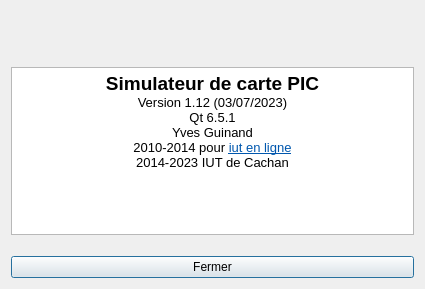
Before: the Qt Designer form apropos.ui in YGuinand/EspSimu, drawn with Qt 5.
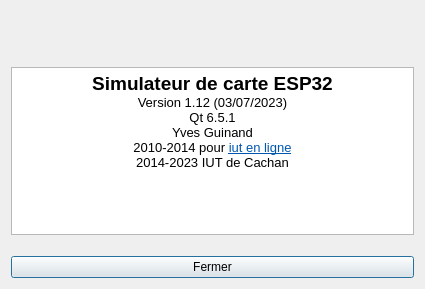
After: the same form once the commit is applied. Icons and pictures are not drawn.

```diff
--- a/apropos.ui
+++ b/apropos.ui
@@ -129,7 +129,7 @@
 li.unchecked::marker { content: &quot;\2610&quot;; }
 li.checked::marker { content: &quot;\2612&quot;; }
 &lt;/style&gt;&lt;/head&gt;&lt;body style=&quot; font-family:'Noto Sans'; font-size:10pt; font-weight:400; font-style:normal;&quot;&gt;
-&lt;p align=&quot;center&quot; style=&quot; margin-top:0px; margin-bottom:0px; margin-left:0px; margin-right:0px; -qt-block-indent:0; text-indent:0px;&quot;&gt;&lt;span style=&quot; font-family:'Sans Serif'; font-size:14pt; font-weight:600;&quot;&gt;Simulateur de carte PIC&lt;/span&gt;&lt;/p&gt;
+&lt;p align=&quot;center&quot; style=&quot; margin-top:0px; margin-bottom:0px; margin-left:0px; margin-right:0px; -qt-block-indent:0; text-indent:0px;&quot;&gt;&lt;span style=&quot; font-family:'Sans Serif'; font-size:14pt; font-weight:600;&quot;&gt;Simulateur de carte ESP32&lt;/span&gt;&lt;/p&gt;
 &lt;p align=&quot;center&quot; style=&quot; margin-top:0px; margin-bottom:0px; margin-left:0px; margin-right:0px; -qt-block-indent:0; text-indent:0px;&quot;&gt;&lt;span style=&quot; font-family:'Sans Serif';&quot;&gt;Version 1.12 (03/07/2023)&lt;/span&gt;&lt;/p&gt;
 &lt;p align=&quot;center&quot; style=&quot; margin-top:0px; margin-bottom:0px; margin-left:0px; margin-right:0px; -qt-block-indent:0; text-indent:0px;&quot;&gt;&lt;span style=&quot; font-family:'Sans Serif';&quot;&gt;Qt 6.5.1&lt;/span&gt;&lt;/p&gt;
 &lt;p align=&quot;center&quot; style=&quot; margin-top:0px; margin-bottom:0px; margin-left:0px; margin-right:0px; -qt-block-indent:0; text-indent:0px;&quot;&gt;&lt;span style=&quot; font-family:'Sans Serif';&quot;&gt;Yves Guinand&lt;/span&gt;&lt;/p&gt;
```
